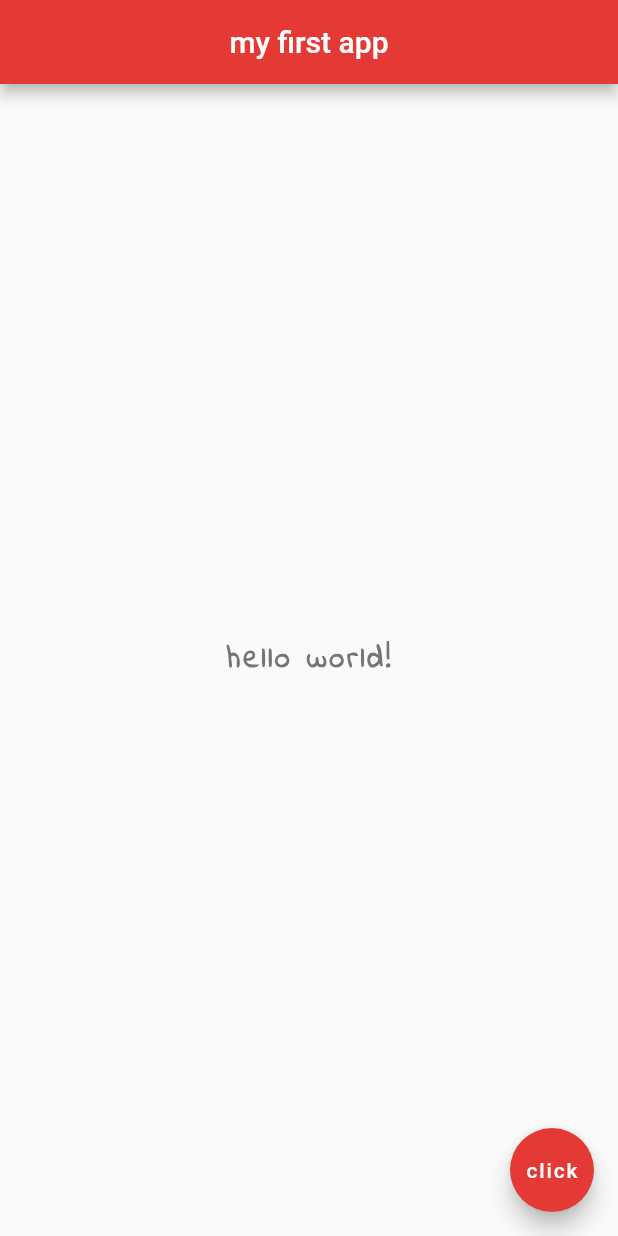
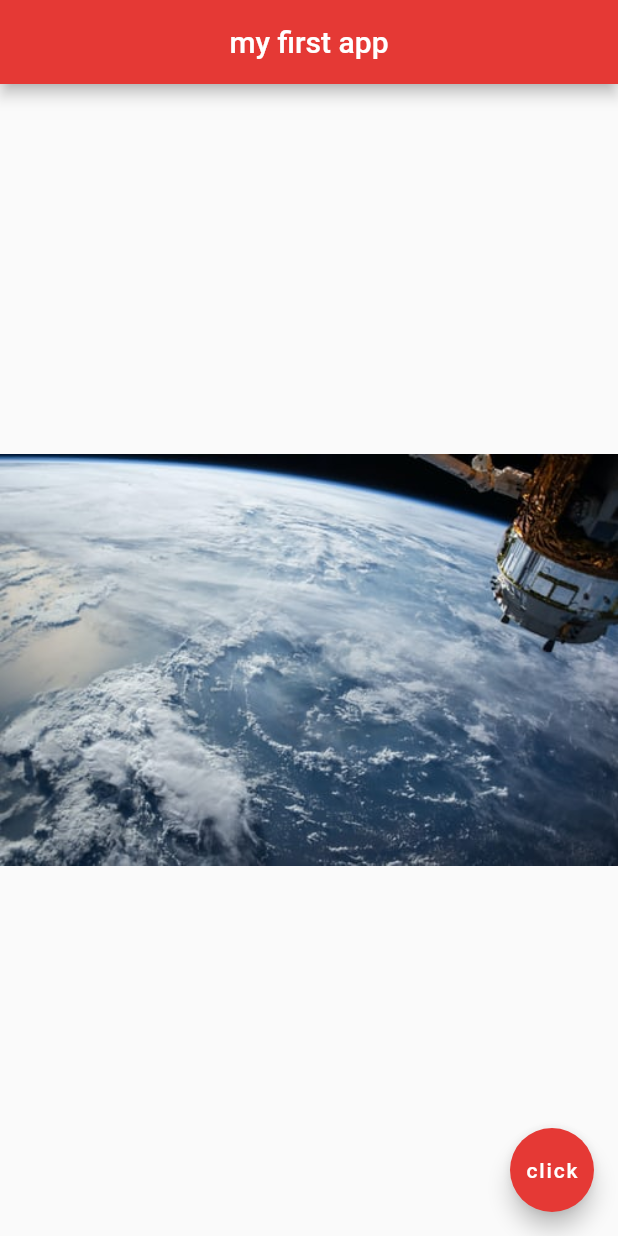
Before and after one commit to jewells07/Flutter_Basics, a Flutter app: the screen it shows after launch, on a phone screen of 412 x 824 dp. Run offline on Flutter 3.47's test engine with Material 2 defaults, Android fonts, the phone set to English and light mode, and no system bars.

Commit message:
8-Images-Assets

```diff
--- a/lib/main.dart
+++ b/lib/main.dart
@@ -13,16 +13,16 @@ class Home extends StatelessWidget {
           centerTitle: true,
           backgroundColor: Colors.red[600]),
       body: Center(
-        child: Text(
-          'hello world!',
-          style: TextStyle(
-            fontSize: 20.0,
-            fontWeight: FontWeight.bold,
-            letterSpacing: 2.0,
-            color: Colors.grey[600],
-            fontFamily: 'IndieFlower',
-          ),
-        ),
+        // child: Image(
+        //   image: NetworkImage(
+        //       'https://images.unsplash.com/photo-1446776811953-b23d57bd21aa?ixid=MXwxMjA3fDB8MHxzZWFyY2h8NXx8c3BhY2V8ZW58MHx8MHw%3D&ixlib=rb-1.2.1&auto=format&fit=crop&w=500&q=60'),
+        // ),
+        // child: Image.network('assets/space-1.jpg'),
+
+        // child: Image(
+        //   image: AssetImage('assets/space-2.jpg'),
+        // ),
+        child: Image.asset('assets/space-1.jpg'),
       ),
       floatingActionButton: FloatingActionButton(
         onPressed: () {},
--- a/pubspec.yaml
+++ b/pubspec.yaml
@@ -43,9 +43,8 @@ flutter:
   uses-material-design: true
 
   # To add assets to your application, add an assets section, like this:
-  # assets:
-  #   - images/a_dot_burr.jpeg
-  #   - images/a_dot_ham.jpeg
+  assets:
+    - assets/
 
   # An image asset can refer to one or more resolution-specific "variants", see
   # https://flutter.dev/assets-and-images/#resolution-aware.
```
Also changed, not shown: assets/space-1.jpg (added), assets/space-2.jpg (added).
